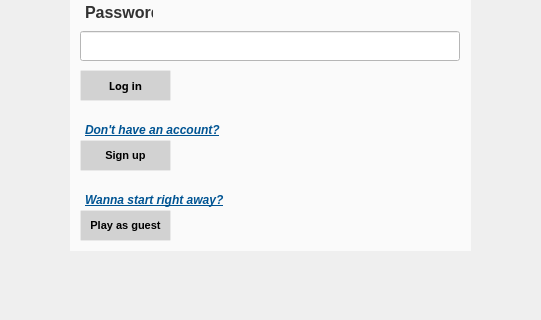
This is mainwindow.ui in YuanRuQian/Hanami-Basket as Qt 5 draws it before an edit; both pictures show x 230 to 771 and y 240 to 560 of the 1000 by 560 pixel window. The edited form follows.
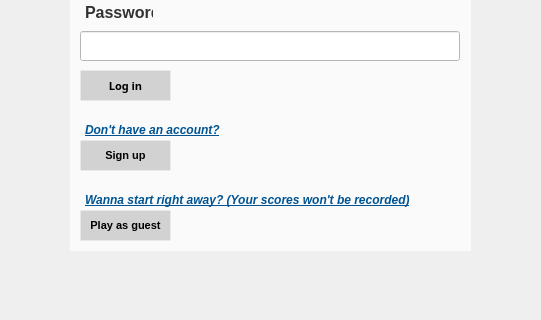
This is the edited form. Icons and pictures are not drawn.

Commit message:
Guest score bugfix (#65)
* bugfix: guest mode show scores

* add notice for guest mode in login page

* bug fix: guest shouldn't add score to database

* add guest notice in login page

* edit readme

The edit to the form file:
```diff
--- a/mainwindow.ui
+++ b/mainwindow.ui
@@ -174,7 +174,7 @@
 }</string>
       </property>
       <property name="text">
-       <string>&lt;html&gt;&lt;head/&gt;&lt;body&gt;&lt;p&gt;&lt;span style=&quot; font-weight:700; font-style:italic; text-decoration: underline;&quot;&gt;Wanna start right away?&lt;/span&gt;&lt;/p&gt;&lt;/body&gt;&lt;/html&gt;</string>
+       <string>&lt;html&gt;&lt;head/&gt;&lt;body&gt;&lt;p&gt;&lt;span style=&quot; font-style:italic; text-decoration: underline;&quot;&gt;Wanna start right away? (Your scores won't be recorded)&lt;/span&gt;&lt;/p&gt;&lt;/body&gt;&lt;/html&gt;</string>
       </property>
      </widget>
      <widget class="QPushButton" name="guestButton">
```
The commit also changes 6 other files.
